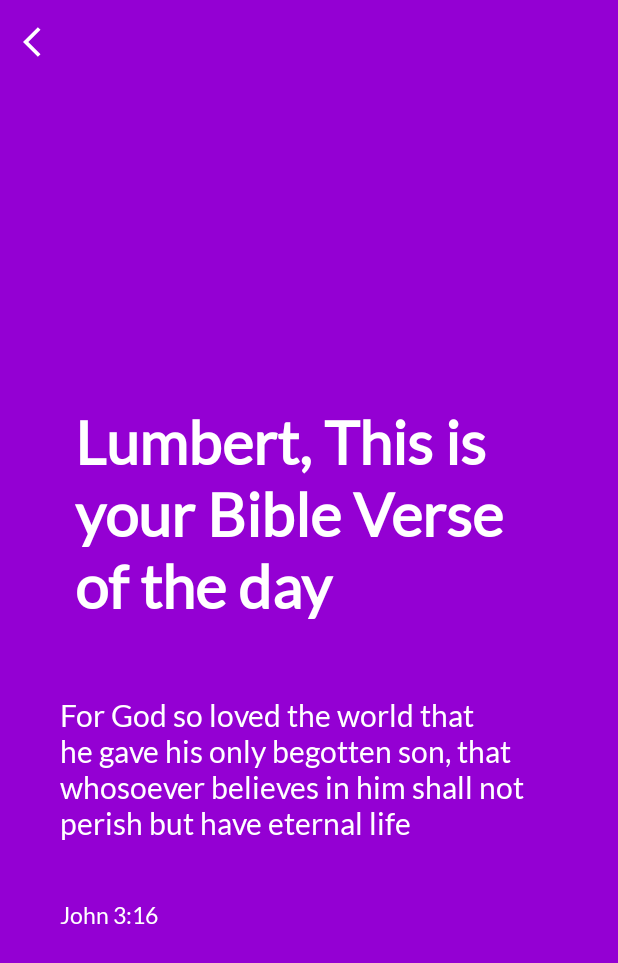
After one commit to Bnanyingi/LifestyleApp, an Android app: the VerseFragment screen opened through its navigation route, on a phone screen of 412 x 824 dp. The commit adds this screen. Shown: the top 963 px of the screen. Run offline under Robolectric (Android 15) with nearby library versions, the phone set to English and light mode, and no system bars; our stand-ins replace Firebase (no records; nobody signed in at launch, a user with empty details on screens opened directly), navigation-ui.

Commit message:
home page

```diff
--- /dev/null
+++ b/app/src/main/java/com/example/lifestyleapplication/ui/home/VerseFragment.kt
@@ -0,0 +1,36 @@
+package com.example.lifestyleapplication.ui.home
+
+import android.os.Bundle
+import androidx.fragment.app.Fragment
+import android.view.LayoutInflater
+import android.view.View
+import android.view.ViewGroup
+import android.view.animation.Animation
+import android.view.animation.AnimationUtils
+import androidx.navigation.fragment.findNavController
+import com.example.lifestyleapplication.R
+import com.example.lifestyleapplication.databinding.FragmentVerseBinding
+
+class VerseFragment : Fragment() {
+    private lateinit var binding: FragmentVerseBinding
+
+
+    override fun onCreate(savedInstanceState: Bundle?) {
+        super.onCreate(savedInstanceState)
+
+    }
+
+    override fun onCreateView(
+        inflater: LayoutInflater, container: ViewGroup?,
+        savedInstanceState: Bundle?
+    ): View? {
+        // Inflate the layout for this fragment
+        binding = FragmentVerseBinding.inflate(inflater, container, false)
+        val animation: Animation = AnimationUtils.loadAnimation(activity, android.R.anim.slide_out_right)
+        binding.backBibleVerse.setOnClickListener {
+            findNavController().navigate(R.id.action_verseFragment_to_dailyVersesFragment)
+        }
+        binding.txtIntroVerse.startAnimation(animation)
+        return binding.root
+    }
+}
--- /dev/null
+++ b/app/src/main/res/drawable/ic_baseline_arrow_back_ios_24.xml
@@ -0,0 +1,11 @@
+<vector xmlns:android="http://schemas.android.com/apk/res/android"
+    android:width="24dp"
+    android:height="24dp"
+    android:viewportWidth="24"
+    android:viewportHeight="24"
+    android:tint="?attr/colorControlNormal"
+    android:autoMirrored="true">
+  <path
+      android:fillColor="@android:color/white"
+      android:pathData="M11.67,3.87L9.9,2.1 0,12l9.9,9.9 1.77,-1.77L3.54,12z"/>
+</vector>
--- /dev/null
+++ b/app/src/main/res/layout/fragment_verse.xml
@@ -0,0 +1,80 @@
+<?xml version="1.0" encoding="utf-8"?>
+<RelativeLayout xmlns:android="http://schemas.android.com/apk/res/android"
+    xmlns:tools="http://schemas.android.com/tools"
+    android:layout_width="match_parent"
+    android:layout_height="match_parent"
+    xmlns:app="http://schemas.android.com/apk/res-auto"
+    android:background="@color/purple_700"
+    tools:context=".ui.home.VerseFragment">
+
+    <LinearLayout
+        android:layout_width="match_parent"
+        android:layout_height="match_parent"
+        android:orientation="vertical"
+        >
+        <RelativeLayout
+            android:layout_width="match_parent"
+            android:layout_height="?attr/actionBarSize"
+            >
+            <ImageView
+                android:id="@+id/backBibleVerse"
+                android:layout_width="wrap_content"
+                android:layout_height="wrap_content"
+                android:src="@drawable/ic_baseline_arrow_back_ios_24"
+                android:layout_centerVertical="true"
+                android:layout_margin="15dp"
+                app:tint="@color/white" />
+        </RelativeLayout>
+        <RelativeLayout
+            android:layout_width="match_parent"
+            android:layout_height="match_parent"
+            >
+            <LinearLayout
+                android:layout_width="match_parent"
+                android:layout_height="wrap_content"
+                android:orientation="vertical"
+                android:layout_margin="20dp"
+                android:layout_centerHorizontal="true"
+                android:layout_centerVertical="true"
+                >
+                <TextView
+                    android:id="@+id/txtIntroVerse"
+                    android:layout_width="wrap_content"
+                    android:layout_height="wrap_content"
+                    android:text="Lumbert, This is your Bible Verse of the day"
+                    android:textColor="@color/white"
+                    android:textStyle="bold"
+                    android:textSize="40sp"
+                    android:padding="30dp"
+                    android:maxLines="3"
+
+                    />
+                <TextView
+                    android:id="@+id/verse"
+                    android:layout_width="wrap_content"
+                    android:layout_height="wrap_content"
+                    android:textColor="@color/white"
+                    android:padding="20dp"
+                    android:fontFamily="@font/lato_black"
+                    android:textSize="20sp"
+                    android:text="For God so loved the world that he gave his only begotten son, that whosoever believes in him shall not perish but have eternal life"
+                    />
+
+                <TextView
+                    android:id="@+id/chapter"
+                    android:layout_width="wrap_content"
+                    android:layout_height="wrap_content"
+                    android:text="John 3:16"
+                    android:textColor="@color/white"
+                    android:textSize="15sp"
+                    android:padding="20dp"
+                    />
+
+            </LinearLayout>
+        </RelativeLayout>
+
+    </LinearLayout>
+
+
+
+</RelativeLayout>
--- a/app/src/main/res/navigation/main_nav_graph.xml
+++ b/app/src/main/res/navigation/main_nav_graph.xml
@@ -48,5 +48,27 @@
         android:id="@+id/dailyVersesFragment"
         android:name="com.example.lifestyleapplication.ui.home.DailyVersesFragment"
         android:label="fragment_daily_verses"
-        tools:layout="@layout/fragment_daily_verses" />
+        tools:layout="@layout/fragment_daily_verses" >
+        <action
+            android:id="@+id/action_dailyVersesFragment_to_homeFragment2"
+            app:destination="@id/homeFragment2"
+            app:enterAnim="@anim/fragment_close_enter"
+            app:exitAnim="@anim/fragment_close_exit" />
+        <action
+            android:id="@+id/action_dailyVersesFragment_to_verseFragment"
+            app:destination="@id/verseFragment"
+            app:enterAnim="@anim/fragment_close_enter"
+            app:exitAnim="@anim/fragment_close_exit" />
+    </fragment>
+    <fragment
+        android:id="@+id/verseFragment"
+        android:name="com.example.lifestyleapplication.ui.home.VerseFragment"
+        android:label="fragment_verse"
+        tools:layout="@layout/fragment_verse" >
+        <action
+            android:id="@+id/action_verseFragment_to_dailyVersesFragment"
+            app:destination="@id/dailyVersesFragment"
+            app:enterAnim="@anim/fragment_close_enter"
+            app:exitAnim="@anim/fragment_close_exit" />
+    </fragment>
 </navigation>
```
Also changed, not shown: app/src/main/java/com/example/lifestyleapplication/ui/home/DailyVersesFragment.kt (+32 -36 lines), app/src/main/res/drawable/ic_baseline_arrow_forward_24.xml (added, +11 -0 lines), app/src/main/res/layout/fragment_daily_verses.xml (+106 -5 lines).
